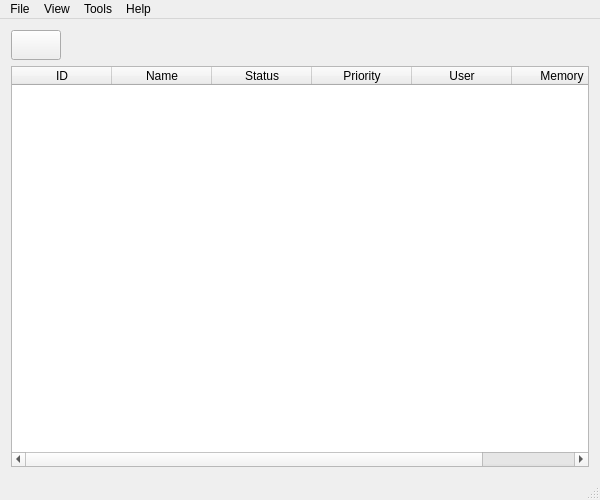
Qt form mainwindow.ui (dutchgold92/TaskStalker) before a commit.
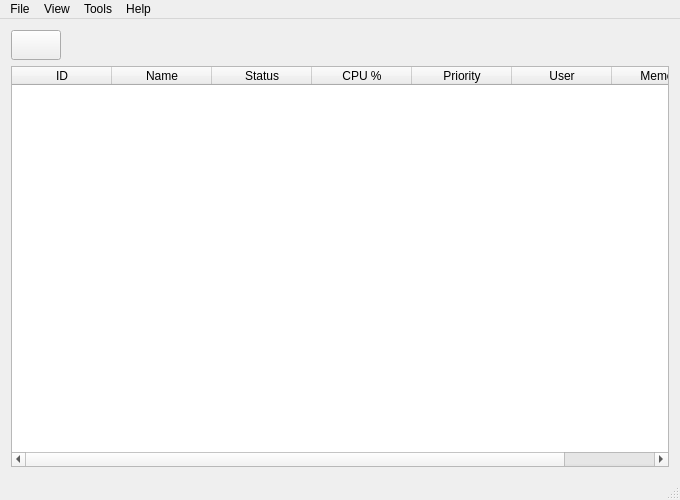
The same form after that commit. Icons and pictures are not drawn.

Diff of the .ui file:
```diff
--- a/mainwindow.ui
+++ b/mainwindow.ui
@@ -6,7 +6,7 @@
    <rect>
     <x>0</x>
     <y>0</y>
-    <width>600</width>
+    <width>680</width>
     <height>500</height>
    </rect>
   </property>
@@ -18,7 +18,7 @@
   </property>
   <property name="minimumSize">
    <size>
-    <width>600</width>
+    <width>680</width>
     <height>250</height>
    </size>
   </property>
@@ -124,7 +124,7 @@
        <bool>true</bool>
       </property>
       <property name="columnCount">
-       <number>6</number>
+       <number>7</number>
       </property>
       <attribute name="horizontalHeaderVisible">
        <bool>true</bool>
@@ -168,6 +168,14 @@
         <string>Information regarding the current status of the process.</string>
        </property>
       </column>
+      <column>
+       <property name="text">
+        <string>CPU %</string>
+       </property>
+       <property name="toolTip">
+        <string>Percentage of processor resources this task is currently using. This is an overall figure for all CPUs.</string>
+       </property>
+      </column>
       <column>
        <property name="text">
         <string>Priority</string>
@@ -207,7 +215,7 @@
     <rect>
      <x>0</x>
      <y>0</y>
-     <width>600</width>
+     <width>680</width>
      <height>20</height>
     </rect>
    </property>
```
